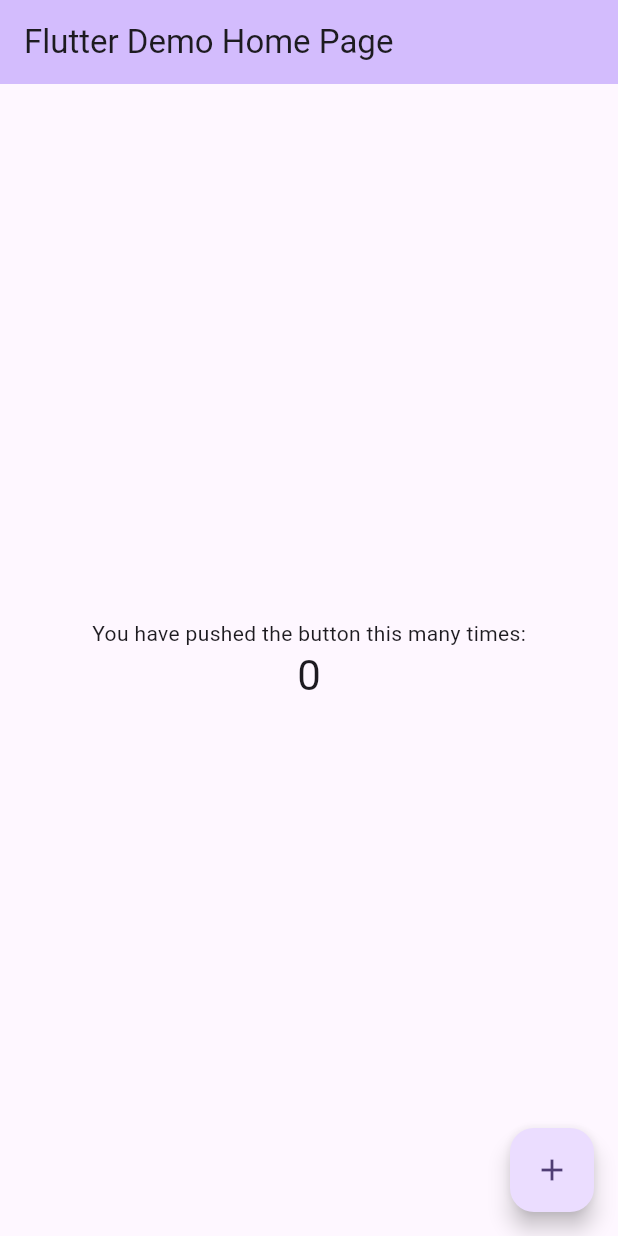
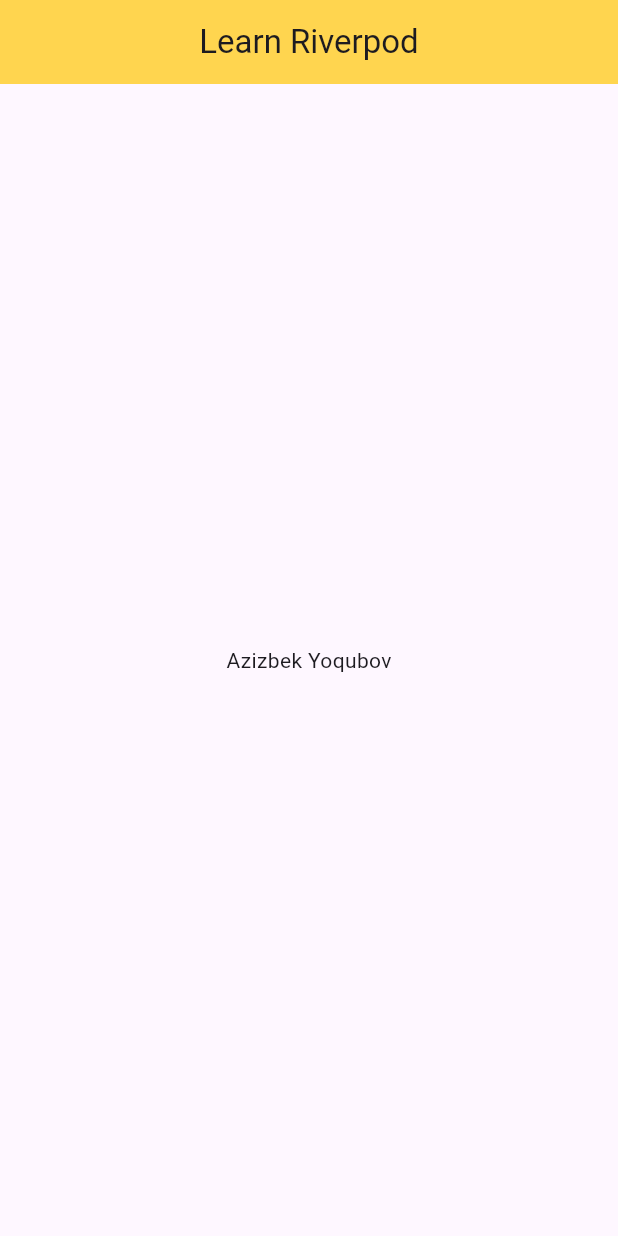
Before and after one commit to azizbekyokhubov1999/riverpod_st_ma_training, a Flutter app: the screen it shows after launch, on a phone screen of 412 x 824 dp. Run offline on Flutter 3.47's test engine with Material 3 defaults, Android fonts, the light colour scheme and no system bars; our stand-ins replace flutter_riverpod.

Commit message:
Tr_1 ConsumerWidget, ref.watch, declare providers in riverpod

```diff
--- a/analysis_options.yaml
+++ b/analysis_options.yaml
@@ -7,7 +7,7 @@
 
 # The following line activates a set of recommended lints for Flutter apps,
 # packages, and plugins designed to encourage good coding practices.
-include: package:flutter_lints/flutter.yaml
+#include: package:flutter_lints/flutter.yaml
 
 linter:
   # The lint rules applied to this project can be customized in the
--- /dev/null
+++ b/lib/home_page.dart
@@ -0,0 +1,27 @@
+import 'package:flutter/material.dart';
+import 'package:flutter_riverpod/flutter_riverpod.dart';
+import 'package:riverpod_st_ma_training/main.dart';
+
+class MyHomePage extends ConsumerWidget {
+  const MyHomePage({super.key});
+
+  @override
+  Widget build(BuildContext context, WidgetRef ref) {
+    final name = ref.watch(nameProvider);
+    return Scaffold(
+      appBar: AppBar(
+        title: Text("Learn Riverpod"),
+        centerTitle: true,
+        backgroundColor: Colors.amber[300],
+      ),
+      body: Column(
+            mainAxisAlignment: MainAxisAlignment.center,
+            children: [
+              Center(
+                  child: Text(name)
+              )
+            ],
+          ),
+    );
+  }
+}
--- a/lib/main.dart
+++ b/lib/main.dart
@@ -1,125 +1,33 @@
 import 'package:flutter/material.dart';
+import 'package:flutter_riverpod/flutter_riverpod.dart';
+
+import 'home_page.dart';
+
+final nameProvider = Provider<String>((ref) {
+  return "Azizbek Yoqubov";
+});
 
 void main() {
-  runApp(const MyApp());
+  runApp(
+      ProviderScope(
+          child: const MyApp()
+      )
+  );
 }
 
 class MyApp extends StatelessWidget {
   const MyApp({super.key});
 
-  // This widget is the root of your application.
   @override
   Widget build(BuildContext context) {
     return MaterialApp(
       title: 'Flutter Demo',
+      debugShowCheckedModeBanner: false,
       theme: ThemeData(
-        // This is the theme of your application.
-        //
-        // TRY THIS: Try running your application with "flutter run". You'll see
-        // the application has a purple toolbar. Then, without quitting the app,
-        // try changing the seedColor in the colorScheme below to Colors.green
-        // and then invoke "hot reload" (save your changes or press the "hot
-        // reload" button in a Flutter-supported IDE, or press "r" if you used
-        // the command line to start the app).
-        //
-        // Notice that the counter didn't reset back to zero; the application
-        // state is not lost during the reload. To reset the state, use hot
-        // restart instead.
-        //
-        // This works for code too, not just values: Most code changes can be
-        // tested with just a hot reload.
         colorScheme: ColorScheme.fromSeed(seedColor: Colors.deepPurple),
         useMaterial3: true,
       ),
-      home: const MyHomePage(title: 'Flutter Demo Home Page'),
+      home: const MyHomePage(),
     );
   }
 }
-
-class MyHomePage extends StatefulWidget {
-  const MyHomePage({super.key, required this.title});
-
-  // This widget is the home page of your application. It is stateful, meaning
-  // that it has a State object (defined below) that contains fields that affect
-  // how it looks.
-
-  // This class is the configuration for the state. It holds the values (in this
-  // case the title) provided by the parent (in this case the App widget) and
-  // used by the build method of the State. Fields in a Widget subclass are
-  // always marked "final".
-
-  final String title;
-
-  @override
-  State<MyHomePage> createState() => _MyHomePageState();
-}
-
-class _MyHomePageState extends State<MyHomePage> {
-  int _counter = 0;
-
-  void _incrementCounter() {
-    setState(() {
-      // This call to setState tells the Flutter framework that something has
-      // changed in this State, which causes it to rerun the build method below
-      // so that the display can reflect the updated values. If we changed
-      // _counter without calling setState(), then the build method would not be
-      // called again, and so nothing would appear to happen.
-      _counter++;
-    });
-  }
-
-  @override
-  Widget build(BuildContext context) {
-    // This method is rerun every time setState is called, for instance as done
-    // by the _incrementCounter method above.
-    //
-    // The Flutter framework has been optimized to make rerunning build methods
-    // fast, so that you can just rebuild anything that needs updating rather
-    // than having to individually change instances of widgets.
-    return Scaffold(
-      appBar: AppBar(
-        // TRY THIS: Try changing the color here to a specific color (to
-        // Colors.amber, perhaps?) and trigger a hot reload to see the AppBar
-        // change color while the other colors stay the same.
-        backgroundColor: Theme.of(context).colorScheme.inversePrimary,
-        // Here we take the value from the MyHomePage object that was created by
-        // the App.build method, and use it to set our appbar title.
-        title: Text(widget.title),
-      ),
-      body: Center(
-        // Center is a layout widget. It takes a single child and positions it
-        // in the middle of the parent.
-        child: Column(
-          // Column is also a layout widget. It takes a list of children and
-          // arranges them vertically. By default, it sizes itself to fit its
-          // children horizontally, and tries to be as tall as its parent.
-          //
-          // Column has various properties to control how it sizes itself and
-          // how it positions its children. Here we use mainAxisAlignment to
-          // center the children vertically; the main axis here is the vertical
-          // axis because Columns are vertical (the cross axis would be
-          // horizontal).
-          //
-          // TRY THIS: Invoke "debug painting" (choose the "Toggle Debug Paint"
-          // action in the IDE, or press "p" in the console), to see the
-          // wireframe for each widget.
-          mainAxisAlignment: MainAxisAlignment.center,
-          children: <Widget>[
-            const Text(
-              'You have pushed the button this many times:',
-            ),
-            Text(
-              '$_counter',
-              style: Theme.of(context).textTheme.headlineMedium,
-            ),
-          ],
-        ),
-      ),
-      floatingActionButton: FloatingActionButton(
-        onPressed: _incrementCounter,
-        tooltip: 'Increment',
-        child: const Icon(Icons.add),
-      ), // This trailing comma makes auto-formatting nicer for build methods.
-    );
-  }
-}
```
Also changed, not shown: pubspec.yaml (+6 -36 lines), lib/user.dart (added), pubspec.lock.
